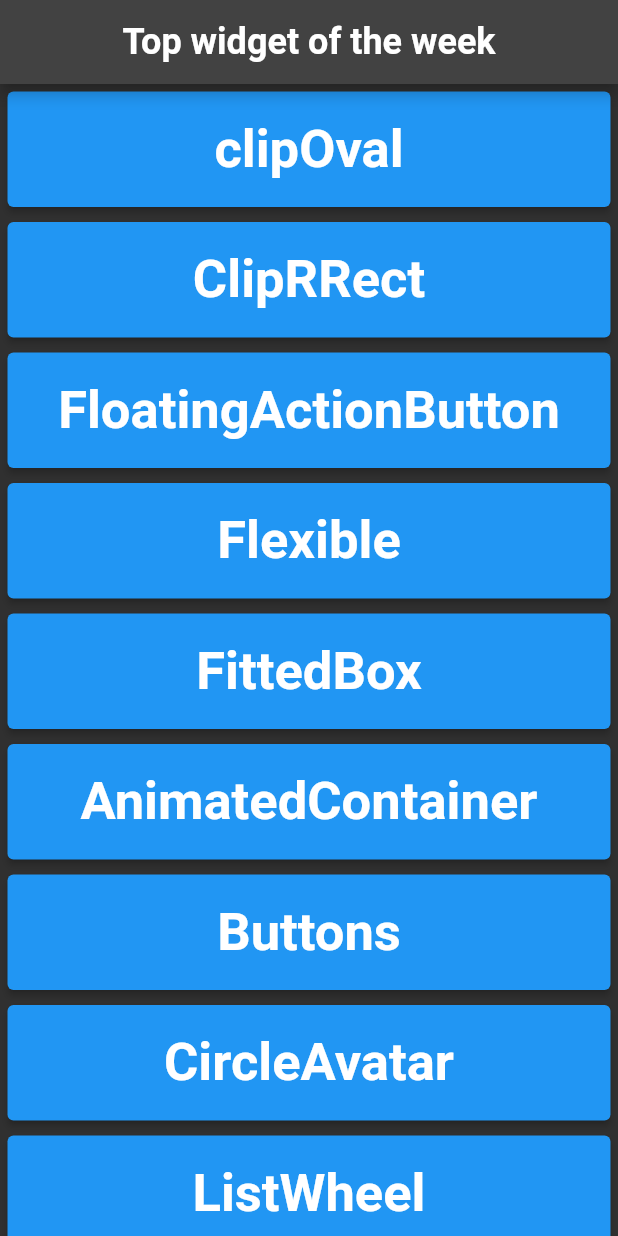
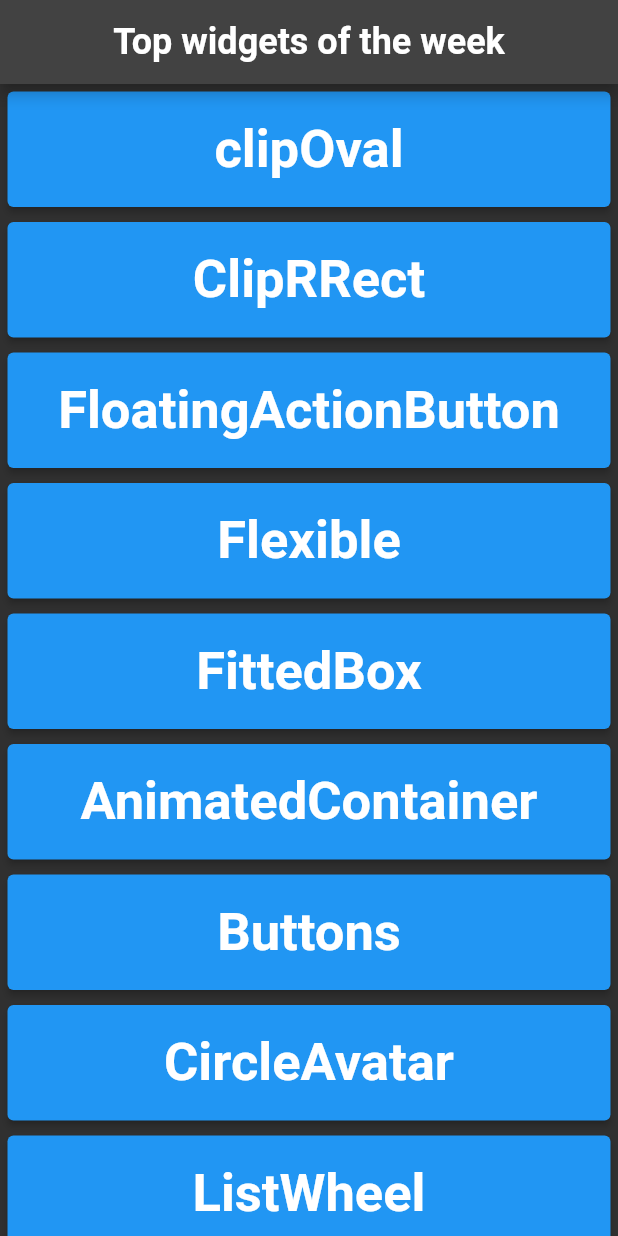
Before and after one commit to asadpro/Widgets-of-the-Morning-Part_1, a Flutter app: the screen it shows after launch, on a phone screen of 412 x 824 dp. Run offline on Flutter 3.47's test engine with Material 2 defaults, Android fonts, the phone set to English and light mode, and no system bars.

```diff
--- a/lib/main.dart
+++ b/lib/main.dart
@@ -42,7 +42,7 @@ class MyApp extends StatelessWidget {
       child: Scaffold(
         appBar: AppBar(
           title: const Text(
-            'Top widget of the week',
+            'Top widgets of the week',
             style: TextStyle(fontSize: 24.0, fontWeight: FontWeight.bold),
           ),
           centerTitle: true,
```
